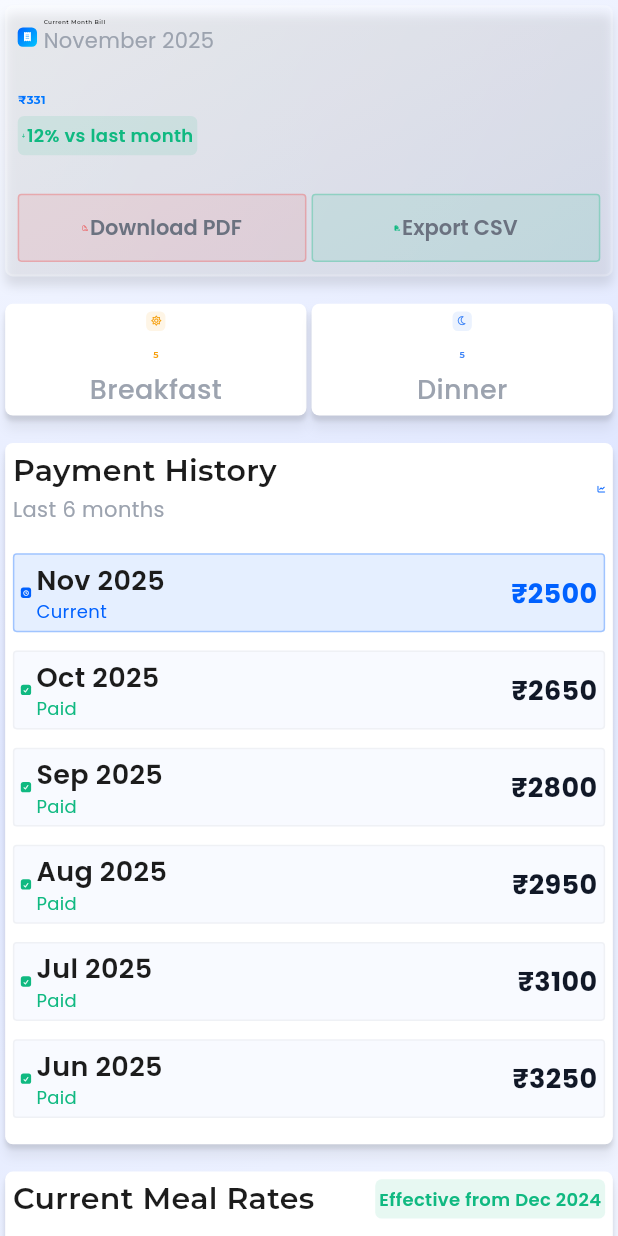
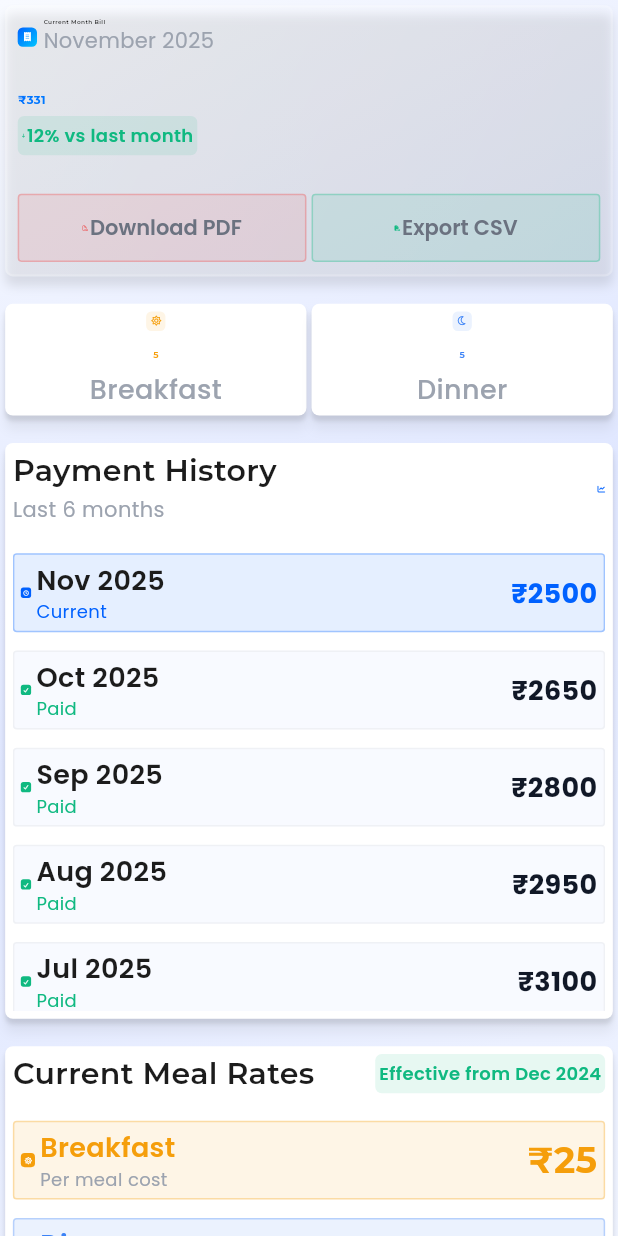
Before and after one commit to Muhammad-Umair-Gujjar/mess_management_system, a Flutter app: the StudentBillingPage widget shown alone on an empty page, opened directly, on a phone screen of 412 x 824 dp. Run offline on Flutter 3.47's test engine with Material 3 defaults, Android fonts, the phone set to English and light mode, and no system bars; drawn by our look-alikes of flutter_animate; our stand-ins replace animated_text_kit, flutter_screenutil, font_awesome_flutter, get, glassmorphism, google_fonts and 2 more; accounts and stored records are empty.

Commit message:
student dashboard set

```diff
--- a/lib/app/modules/student/enhanced_student_dashboard.dart
+++ b/lib/app/modules/student/enhanced_student_dashboard.dart
@@ -54,8 +54,8 @@ class EnhancedStudentDashboard extends StatelessWidget {
 
   Widget _buildTopAppBar(StudentController controller) {
     return Container(
-      height: 60.h,
-      padding: EdgeInsets.symmetric(horizontal: 32.w, vertical: 8.h),
+      height: 80.h,
+      padding: EdgeInsets.symmetric(horizontal: 32.w,),
       child: GlassmorphicContainer(
         width: double.infinity,
         height: double.infinity,
--- a/lib/app/modules/student/pages/student_billing_page.dart
+++ b/lib/app/modules/student/pages/student_billing_page.dart
@@ -68,6 +68,7 @@ class _StudentBillingPageState extends State<StudentBillingPage>
     return SingleChildScrollView(
       padding: ResponsiveHelper.getResponsivePadding(context),
       child: Column(
+        mainAxisSize: MainAxisSize.min,
         children: [
           _buildCurrentBillCard(controller),
           SizedBox(height: 24.h),
@@ -76,13 +77,14 @@ class _StudentBillingPageState extends State<StudentBillingPage>
           _buildPaymentHistoryCard(controller),
           SizedBox(height: 24.h),
           _buildMealRatesCard(controller),
+          SizedBox(height: 20.h), // Add bottom padding
         ],
       ),
     );
   }
 
   Widget _buildDesktopLayout(StudentController controller) {
-    return Padding(
+    return SingleChildScrollView(
       padding: ResponsiveHelper.getResponsivePadding(context),
       child: Row(
         crossAxisAlignment: CrossAxisAlignment.start,
@@ -90,6 +92,7 @@ class _StudentBillingPageState extends State<StudentBillingPage>
           Expanded(
             flex: 2,
             child: Column(
+              mainAxisSize: MainAxisSize.min,
               children: [
                 _buildCurrentBillCard(controller),
                 SizedBox(height: 24.h),
@@ -101,6 +104,7 @@ class _StudentBillingPageState extends State<StudentBillingPage>
           Expanded(
             flex: 3,
             child: Column(
+              mainAxisSize: MainAxisSize.min,
               children: [
                 _buildPaymentHistoryCard(controller),
                 SizedBox(height: 24.h),
@@ -393,6 +397,7 @@ class _StudentBillingPageState extends State<StudentBillingPage>
       decoration: AppDecorations.floatingCard(),
       child: Column(
         crossAxisAlignment: CrossAxisAlignment.start,
+        mainAxisSize: MainAxisSize.min,
         children: [
           Row(
             mainAxisAlignment: MainAxisAlignment.spaceBetween,
@@ -420,9 +425,16 @@ class _StudentBillingPageState extends State<StudentBillingPage>
 
           SizedBox(height: 24.h),
 
-          // Payment History List
-          ...List.generate(6, (index) {
-            final month = DateTime.now().subtract(Duration(days: index * 30));
+          // Payment History List with constrained height
+          ConstrainedBox(
+            constraints: BoxConstraints(maxHeight: 400.h),
+            child: SingleChildScrollView(
+              child: Column(
+                mainAxisSize: MainAxisSize.min,
+                children: List.generate(6, (index) {
+                  final month = DateTime.now().subtract(
+                    Duration(days: index * 30),
+                  );
                   final amount = (2500 + (index * 150)).toDouble();
 
                   return _buildPaymentHistoryItem(
@@ -432,6 +444,9 @@ class _StudentBillingPageState extends State<StudentBillingPage>
                     index,
                   );
                 }),
+              ),
+            ),
+          ),
         ],
       ),
     ).animate(delay: 400.ms).fadeIn(duration: 800.ms).slideX(begin: 0.3);
```
Also changed, not shown: lib/app/modules/student/pages/student_feedback_page.dart (+35 -6 lines), lib/app/modules/student/pages/student_menu_page.dart (+44 -14 lines). Lines whose indentation alone changed are shown as unchanged.
